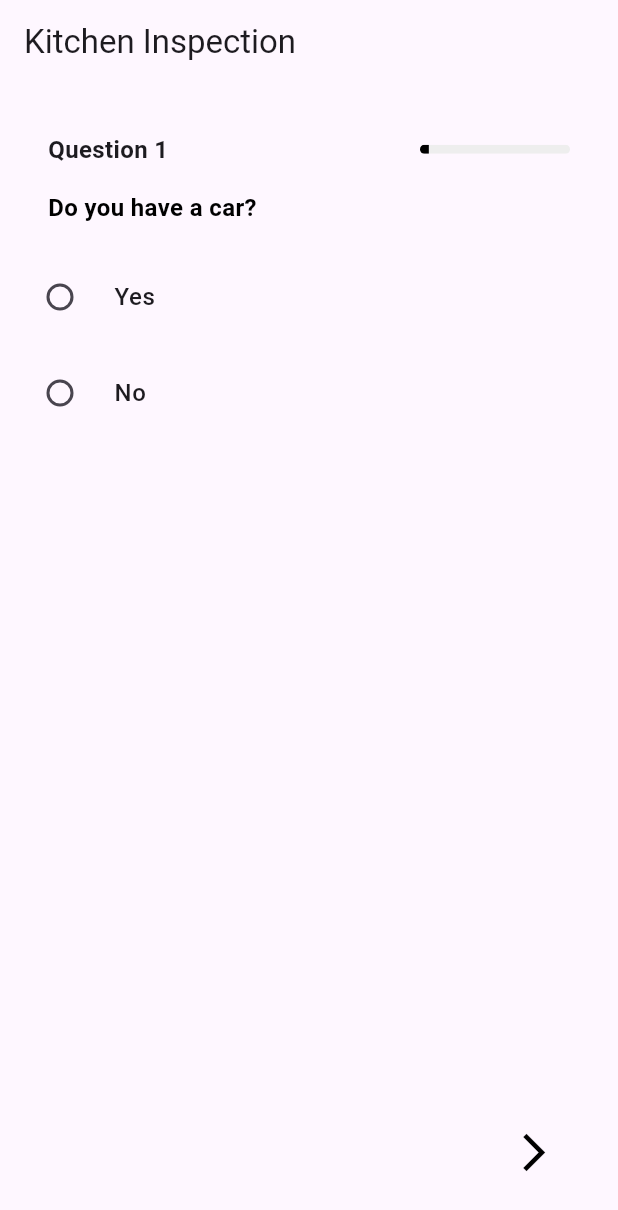
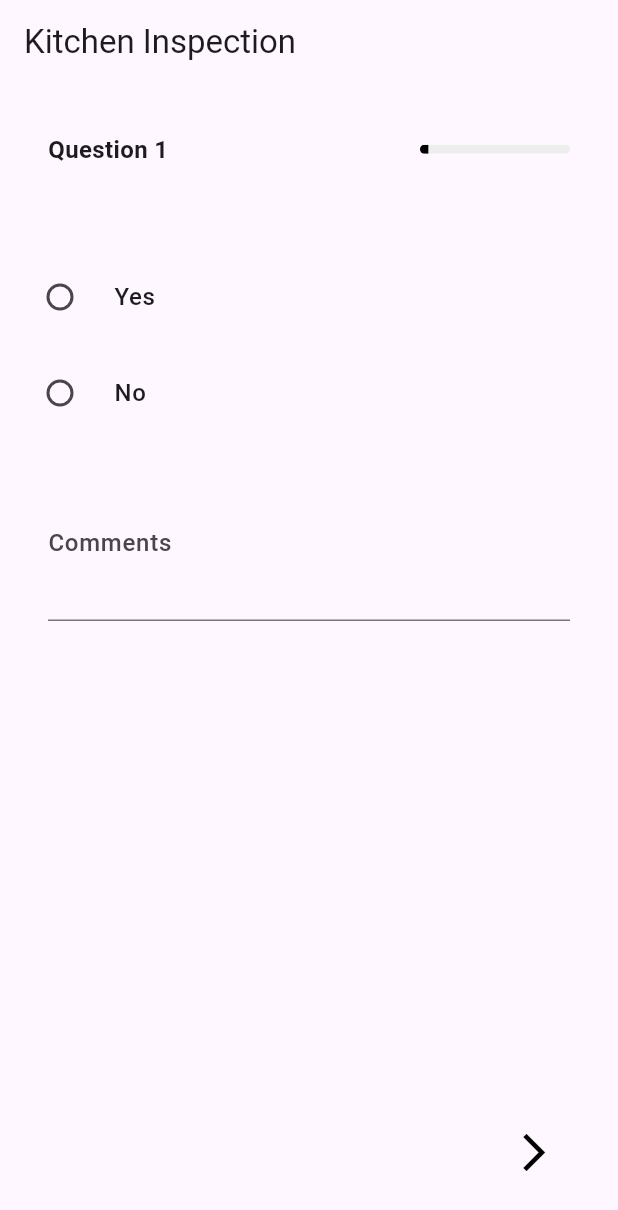
Before and after one commit to acsdeveloper/reactive_forms, a Flutter app: the screen it shows after launch, on a phone screen of 412 x 824 dp. Shown: the top 1210 px of the screen. Run offline on Flutter 3.47's test engine with Material 3 defaults, Android fonts, the phone set to English and light mode, and no system bars; drawn by our look-alikes of reactive_forms; our stand-ins replace file_picker, image_picker, permission_handler.

Commit message:
comment bug fix

```diff
--- a/lib/dynamicform.dart
+++ b/lib/dynamicform.dart
@@ -151,20 +151,13 @@ class _DynamicFormState extends State<DynamicForm> {
             Expanded(
               child: Text(
                 field['label'] ?? '',
-                style: TextStyle(
-                  fontSize: 16,
-                  fontWeight: FontWeight.bold,
-                  color: widget.primaryColor,
-                ),
+                style: widget.fontFamily.copyWith(fontWeight: FontWeight.bold),
               ),
             ),
             if (field['required'] == true)
               Text(
                 ' *',
-                style: TextStyle(
-                  color: Colors.red,
-                  fontSize: 16,
-                ),
+                style: widget.fontFamily.copyWith(color: Colors.red),
               ),
           ],
         ),
@@ -215,7 +208,7 @@ class _DynamicFormState extends State<DynamicForm> {
                 padding: const EdgeInsets.only(top: 8.0),
                 child: Text(
                   control.errors.toString(),
-                  style: TextStyle(color: Colors.red[700], fontSize: 12),
+                  style: widget.fontFamily.copyWith(color: Colors.red[700], fontSize: 12),
                 ),
               ),
           ],
@@ -242,10 +235,7 @@ class _DynamicFormState extends State<DynamicForm> {
         if (field['required'] == true)
           Text(
             ' *',
-            style: TextStyle(
-              color: Colors.red,
-              fontSize: 16,
-            ),
+            style: widget.fontFamily.copyWith(color: Colors.red),
           ),
         SizedBox(height: 8),
         Text(
@@ -1110,9 +1100,6 @@ class _DynamicFormState extends State<DynamicForm> {
 
   Widget _buildNavigationButtons() {
     bool showSubmit = shouldShowSubmitButton();
-    print('Should show submit button: $showSubmit');
-    print('Current question index: $controller.currentQuestionIndex');
-    print('Current form value: ${controller.form.control(widget.formJson[controller.currentQuestionIndex]['name']).value}');
 
     return Row(
       mainAxisAlignment: MainAxisAlignment.spaceBetween,
@@ -1150,7 +1137,7 @@ class _DynamicFormState extends State<DynamicForm> {
               validateAndProceed(context);
             }
           },
-          child: Text(showSubmit ? 'Submit' : 'Next'),
+          child: Text(showSubmit ? 'Submit' : 'Next' ,style: widget.fontFamily),
         ),
       ],
     );
--- a/lib/dynamicformcontroller.dart
+++ b/lib/dynamicformcontroller.dart
@@ -262,7 +262,7 @@ class DynamicFormController {
   void _showErrorSnackBar(BuildContext context, String message) {
     ScaffoldMessenger.of(context).showSnackBar(
       SnackBar(
-        content: Text(message),
+        content: Text(message,style: Theme.of(context).textTheme.bodyMedium!.copyWith(color: Colors.red),),
         duration: Duration(seconds: 2),
       ),
     );
--- a/lib/main.dart
+++ b/lib/main.dart
@@ -27,6 +27,14 @@ final List<Map<String, dynamic>> formJson = [
 //   "disableAttachmentsOn" :"",
 //   "attachmentsRequired" : true
 // },
+{
+  "name": "questio90",
+  "type": "radio",
+  "hasComments": true,
+  "requiredCommentsOn": "Yes",  // or any other value that should trigger required comments
+  // ... other field properties
+},
+
 
 {
   "name": "question1iio",
--- a/lib/string_constants.dart
+++ b/lib/string_constants.dart
@@ -84,4 +84,5 @@ class StringConstants {
   static const String pleaseUploadRequiredFiles = 'Please upload required files';
   static const String isRequired = 'is required';
   static const String fileIsRequired = 'File is required';
+  static const String pleaseProvideComment = 'Please provide a comment';
 }
```
